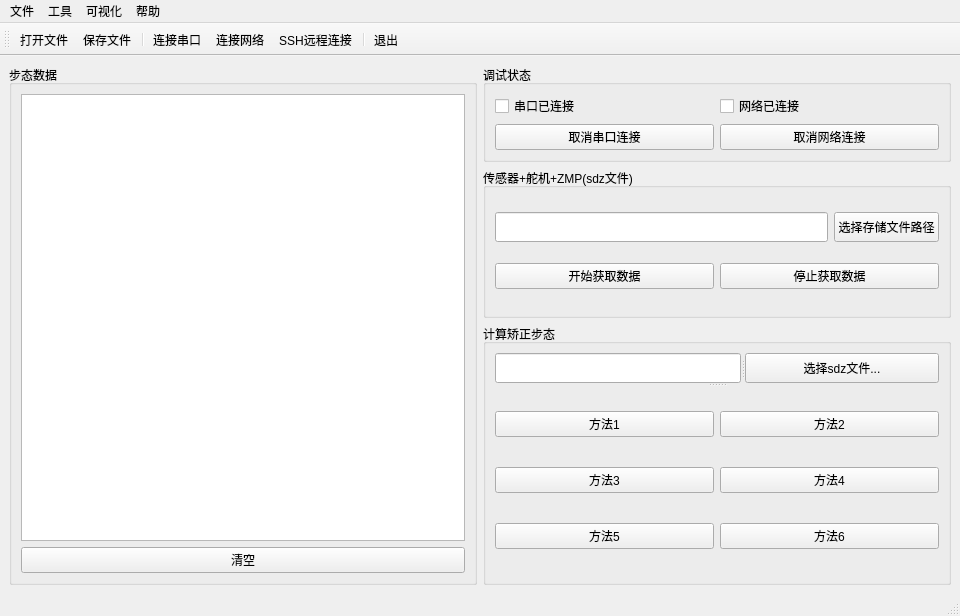
Above: mainwindow.ui from BronWang/SpecialGait before the change. Below: the same form after it.
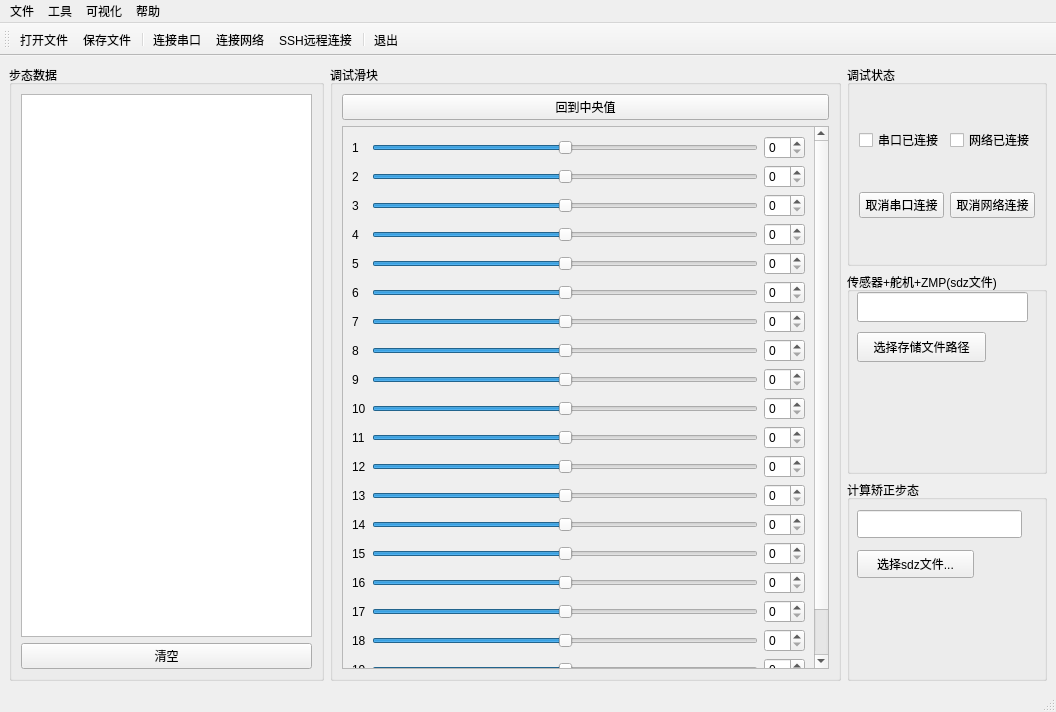
That is the form after the change. Icons and pictures are not drawn.

Patch:
```diff
--- a/mainwindow.ui
+++ b/mainwindow.ui
@@ -6,18 +6,678 @@
    <rect>
     <x>0</x>
     <y>0</y>
-    <width>960</width>
-    <height>616</height>
+    <width>1056</width>
+    <height>712</height>
    </rect>
   </property>
   <property name="windowTitle">
    <string>MainWindow</string>
   </property>
   <widget class="QWidget" name="centralwidget">
-   <layout class="QGridLayout" name="gridLayout_4">
-    <item row="0" column="1">
-     <layout class="QGridLayout" name="gridLayout_7">
-      <item row="0" column="0">
+   <layout class="QHBoxLayout" name="horizontalLayout_2">
+    <item>
+     <widget class="QGroupBox" name="groupBoxGaitData">
+      <property name="title">
+       <string>步态数据</string>
+      </property>
+      <layout class="QGridLayout" name="gridLayout">
+       <item row="1" column="0">
+        <widget class="QPlainTextEdit" name="plainTextEditGaitData">
+         <property name="readOnly">
+          <bool>true</bool>
+         </property>
+        </widget>
+       </item>
+       <item row="2" column="0">
+        <widget class="QPushButton" name="pushButtonClearText">
+         <property name="text">
+          <string>清空</string>
+         </property>
+        </widget>
+       </item>
+      </layout>
+     </widget>
+    </item>
+    <item>
+     <widget class="QGroupBox" name="groupBox">
+      <property name="title">
+       <string>调试滑块</string>
+      </property>
+      <layout class="QVBoxLayout" name="verticalLayout">
+       <item>
+        <widget class="QPushButton" name="pushButton">
+         <property name="text">
+          <string>回到中央值</string>
+         </property>
+        </widget>
+       </item>
+       <item>
+        <widget class="QScrollArea" name="scrollArea">
+         <property name="minimumSize">
+          <size>
+           <width>487</width>
+           <height>0</height>
+          </size>
+         </property>
+         <property name="widgetResizable">
+          <bool>true</bool>
+         </property>
+         <widget class="QWidget" name="scrollAreaWidgetContents_3">
+          <property name="geometry">
+           <rect>
+            <x>0</x>
+            <y>0</y>
+            <width>464</width>
+            <height>597</height>
+           </rect>
+          </property>
+          <layout class="QHBoxLayout" name="horizontalLayout">
+           <item>
+            <layout class="QGridLayout" name="gridLayout_2">
+             <item row="6" column="0">
+              <widget class="QLabel" name="label_7">
+               <property name="text">
+                <string>7</string>
+               </property>
+              </widget>
+             </item>
+             <item row="19" column="0">
+              <widget class="QLabel" name="label_20">
+               <property name="text">
+                <string>20</string>
+               </property>
+              </widget>
+             </item>
+             <item row="0" column="0">
+              <widget class="QLabel" name="label">
+               <property name="text">
+                <string>1</string>
+               </property>
+              </widget>
+             </item>
+             <item row="11" column="0">
+              <widget class="QLabel" name="label_12">
+               <property name="text">
+                <string>12</string>
+               </property>
+              </widget>
+             </item>
+             <item row="18" column="0">
+              <widget class="QLabel" name="label_19">
+               <property name="text">
+                <string>19</string>
+               </property>
+              </widget>
+             </item>
+             <item row="3" column="0">
+              <widget class="QLabel" name="label_4">
+               <property name="text">
+                <string>4</string>
+               </property>
+              </widget>
+             </item>
+             <item row="8" column="0">
+              <widget class="QLabel" name="label_9">
+               <property name="text">
+                <string>9</string>
+               </property>
+              </widget>
+             </item>
+             <item row="7" column="0">
+              <widget class="QLabel" name="label_8">
+               <property name="text">
+                <string>8</string>
+               </property>
+              </widget>
+             </item>
+             <item row="16" column="0">
+              <widget class="QLabel" name="label_17">
+               <property name="text">
+                <string>17</string>
+               </property>
+              </widget>
+             </item>
+             <item row="14" column="0">
+              <widget class="QLabel" name="label_15">
+               <property name="text">
+                <string>15</string>
+               </property>
+              </widget>
+             </item>
+             <item row="4" column="0">
+              <widget class="QLabel" name="label_5">
+               <property name="text">
+                <string>5</string>
+               </property>
+              </widget>
+             </item>
+             <item row="9" column="0">
+              <widget class="QLabel" name="label_10">
+               <property name="text">
+                <string>10</string>
+               </property>
+              </widget>
+             </item>
+             <item row="2" column="0">
+              <widget class="QLabel" name="label_3">
+               <property name="text">
+                <string>3</string>
+               </property>
+              </widget>
+             </item>
+             <item row="5" column="0">
+              <widget class="QLabel" name="label_6">
+               <property name="text">
+                <string>6</string>
+               </property>
+              </widget>
+             </item>
+             <item row="13" column="0">
+              <widget class="QLabel" name="label_14">
+               <property name="text">
+                <string>14</string>
+               </property>
+              </widget>
+             </item>
+             <item row="10" column="0">
+              <widget class="QLabel" name="label_11">
+               <property name="text">
+                <string>11</string>
+               </property>
+              </widget>
+             </item>
+             <item row="15" column="0">
+              <widget class="QLabel" name="label_16">
+               <property name="text">
+                <string>16</string>
+               </property>
+              </widget>
+             </item>
+             <item row="1" column="0">
+              <widget class="QLabel" name="label_2">
+               <property name="text">
+                <string>2</string>
+               </property>
+              </widget>
+             </item>
+             <item row="17" column="0">
+              <widget class="QLabel" name="label_18">
+               <property name="text">
+                <string>18</string>
+               </property>
+              </widget>
+             </item>
+             <item row="12" column="0">
+              <widget class="QLabel" name="label_13">
+               <property name="text">
+                <string>13</string>
+               </property>
+              </widget>
+             </item>
+             <item row="0" column="1">
+              <widget class="QSlider" name="horizontalSlider">
+               <property name="focusPolicy">
+                <enum>Qt::StrongFocus</enum>
+               </property>
+               <property name="minimum">
+                <number>-180</number>
+               </property>
+               <property name="maximum">
+                <number>180</number>
+               </property>
+               <property name="singleStep">
+                <number>0</number>
+               </property>
+               <property name="value">
+                <number>0</number>
+               </property>
+               <property name="sliderPosition">
+                <number>0</number>
+               </property>
+               <property name="tracking">
+                <bool>true</bool>
+               </property>
+               <property name="orientation">
+                <enum>Qt::Horizontal</enum>
+               </property>
+               <property name="tickPosition">
+                <enum>QSlider::NoTicks</enum>
+               </property>
+              </widget>
+             </item>
+             <item row="1" column="1">
+              <widget class="QSlider" name="horizontalSlider_2">
+               <property name="focusPolicy">
+                <enum>Qt::StrongFocus</enum>
+               </property>
+               <property name="minimum">
+                <number>-180</number>
+               </property>
+               <property name="maximum">
+                <number>180</number>
+               </property>
+               <property name="singleStep">
+                <number>0</number>
+               </property>
+               <property name="orientation">
+                <enum>Qt::Horizontal</enum>
+               </property>
+              </widget>
+             </item>
+             <item row="2" column="1">
+              <widget class="QSlider" name="horizontalSlider_3">
+               <property name="focusPolicy">
+                <enum>Qt::StrongFocus</enum>
+               </property>
+               <property name="minimum">
+                <number>-180</number>
+               </property>
+               <property name="maximum">
+                <number>180</number>
+               </property>
+               <property name="singleStep">
+                <number>0</number>
+               </property>
+               <property name="orientation">
+                <enum>Qt::Horizontal</enum>
+               </property>
+              </widget>
+             </item>
+             <item row="3" column="1">
+              <widget class="QSlider" name="horizontalSlider_4">
+               <property name="focusPolicy">
+                <enum>Qt::StrongFocus</enum>
+               </property>
+               <property name="minimum">
+                <number>-180</number>
+               </property>
+               <property name="maximum">
+                <number>180</number>
+               </property>
+               <property name="singleStep">
+                <number>0</number>
+               </property>
+               <property name="orientation">
+                <enum>Qt::Horizontal</enum>
+               </property>
+              </widget>
+             </item>
+             <item row="4" column="1">
+              <widget class="QSlider" name="horizontalSlider_5">
+               <property name="focusPolicy">
+                <enum>Qt::StrongFocus</enum>
+               </property>
+               <property name="minimum">
+                <number>-180</number>
+               </property>
+               <property name="maximum">
+                <number>180</number>
+               </property>
+               <property name="singleStep">
+                <number>0</number>
+               </property>
+               <property name="orientation">
+                <enum>Qt::Horizontal</enum>
+               </property>
+              </widget>
+             </item>
+             <item row="0" column="2">
+              <widget class="QSpinBox" name="spinBox"/>
+             </item>
+             <item row="1" column="2">
+              <widget class="QSpinBox" name="spinBox_2"/>
+             </item>
+             <item row="2" column="2">
+              <widget class="QSpinBox" name="spinBox_3"/>
+             </item>
+             <item row="3" column="2">
+              <widget class="QSpinBox" name="spinBox_4"/>
+             </item>
+             <item row="4" column="2">
+              <widget class="QSpinBox" name="spinBox_5"/>
+             </item>
+             <item row="5" column="2">
+              <widget class="QSpinBox" name="spinBox_6"/>
+             </item>
+             <item row="6" column="2">
+              <widget class="QSpinBox" name="spinBox_7"/>
+             </item>
+             <item row="7" column="2">
+              <widget class="QSpinBox" name="spinBox_8"/>
+             </item>
+             <item row="8" column="2">
+              <widget class="QSpinBox" name="spinBox_9"/>
+             </item>
+             <item row="9" column="2">
+              <widget class="QSpinBox" name="spinBox_10"/>
+             </item>
+             <item row="10" column="2">
+              <widget class="QSpinBox" name="spinBox_11"/>
+             </item>
+             <item row="11" column="2">
+              <widget class="QSpinBox" name="spinBox_12"/>
+             </item>
+             <item row="12" column="2">
+              <widget class="QSpinBox" name="spinBox_13"/>
+             </item>
+             <item row="13" column="2">
+              <widget class="QSpinBox" name="spinBox_14"/>
+             </item>
+             <item row="14" column="2">
+              <widget class="QSpinBox" name="spinBox_15"/>
+             </item>
+             <item row="15" column="2">
+              <widget class="QSpinBox" name="spinBox_16"/>
+             </item>
+             <item row="16" column="2">
+              <widget class="QSpinBox" name="spinBox_17"/>
+             </item>
+             <item row="17" column="2">
+              <widget class="QSpinBox" name="spinBox_18"/>
+             </item>
+             <item row="18" column="2">
+              <widget class="QSpinBox" name="spinBox_19"/>
+             </item>
+             <item row="19" column="2">
+              <widget class="QSpinBox" name="spinBox_20"/>
+             </item>
+             <item row="5" column="1">
+              <widget class="QSlider" name="horizontalSlider_6">
+               <property name="focusPolicy">
+                <enum>Qt::StrongFocus</enum>
+               </property>
+               <property name="minimum">
+                <number>-180</number>
+               </property>
+               <property name="maximum">
+                <number>180</number>
+               </property>
+               <property name="singleStep">
+                <number>0</number>
+               </property>
+               <property name="orientation">
+                <enum>Qt::Horizontal</enum>
+               </property>
+              </widget>
+             </item>
+             <item row="6" column="1">
+              <widget class="QSlider" name="horizontalSlider_7">
+               <property name="focusPolicy">
+                <enum>Qt::StrongFocus</enum>
+               </property>
+               <property name="minimum">
+                <number>-180</number>
+               </property>
+               <property name="maximum">
+                <number>180</number>
+               </property>
+               <property name="singleStep">
+                <number>0</number>
+               </property>
+               <property name="orientation">
+                <enum>Qt::Horizontal</enum>
+               </property>
+              </widget>
+             </item>
+             <item row="7" column="1">
+              <widget class="QSlider" name="horizontalSlider_8">
+               <property name="focusPolicy">
+                <enum>Qt::StrongFocus</enum>
+               </property>
+               <property name="minimum">
+                <number>-180</number>
+               </property>
+               <property name="maximum">
+                <number>180</number>
+               </property>
+               <property name="singleStep">
+                <number>0</number>
+               </property>
+               <property name="orientation">
+                <enum>Qt::Horizontal</enum>
+               </property>
+              </widget>
+             </item>
+             <item row="8" column="1">
+              <widget class="QSlider" name="horizontalSlider_9">
+               <property name="focusPolicy">
+                <enum>Qt::StrongFocus</enum>
+               </property>
+               <property name="minimum">
+                <number>-180</number>
+               </property>
+               <property name="maximum">
+                <number>180</number>
+               </property>
+               <property name="singleStep">
+                <number>0</number>
+               </property>
+               <property name="orientation">
+                <enum>Qt::Horizontal</enum>
+               </property>
+              </widget>
+             </item>
+             <item row="9" column="1">
+              <widget class="QSlider" name="horizontalSlider_10">
+               <property name="focusPolicy">
+                <enum>Qt::StrongFocus</enum>
+               </property>
+               <property name="minimum">
+                <number>-180</number>
+               </property>
+               <property name="maximum">
+                <number>180</number>
+               </property>
+               <property name="singleStep">
+                <number>0</number>
+               </property>
+               <property name="orientation">
+                <enum>Qt::Horizontal</enum>
+               </property>
+              </widget>
+             </item>
+             <item row="10" column="1">
+              <widget class="QSlider" name="horizontalSlider_11">
+               <property name="focusPolicy">
+                <enum>Qt::StrongFocus</enum>
+               </property>
+               <property name="minimum">
+                <number>-180</number>
+               </property>
+               <property name="maximum">
+                <number>180</number>
+               </property>
+               <property name="singleStep">
+                <number>0</number>
+               </property>
+               <property name="orientation">
+                <enum>Qt::Horizontal</enum>
+               </property>
+              </widget>
+             </item>
+             <item row="11" column="1">
+              <widget class="QSlider" name="horizontalSlider_12">
+               <property name="focusPolicy">
+                <enum>Qt::StrongFocus</enum>
+               </property>
+               <property name="minimum">
+                <number>-180</number>
+               </property>
+               <property name="maximum">
+                <number>180</number>
+               </property>
+               <property name="singleStep">
+                <number>0</number>
+               </property>
+               <property name="orientation">
+                <enum>Qt::Horizontal</enum>
+               </property>
+              </widget>
+             </item>
+             <item row="12" column="1">
+              <widget class="QSlider" name="horizontalSlider_13">
+               <property name="focusPolicy">
+                <enum>Qt::StrongFocus</enum>
+               </property>
+               <property name="minimum">
+                <number>-180</number>
+               </property>
+               <property name="maximum">
+                <number>180</number>
+               </property>
+               <property name="singleStep">
+                <number>0</number>
+               </property>
+               <property name="orientation">
+                <enum>Qt::Horizontal</enum>
+               </property>
+              </widget>
+             </item>
+             <item row="13" column="1">
+              <widget class="QSlider" name="horizontalSlider_14">
+               <property name="focusPolicy">
+                <enum>Qt::StrongFocus</enum>
+               </property>
+               <property name="minimum">
+                <number>-180</number>
+               </property>
+               <property name="maximum">
+                <number>180</number>
+               </property>
+               <property name="singleStep">
+                <number>0</number>
+               </property>
+               <property name="orientation">
+                <enum>Qt::Horizontal</enum>
+               </property>
+              </widget>
+             </item>
+             <item row="14" column="1">
+              <widget class="QSlider" name="horizontalSlider_15">
+               <property name="focusPolicy">
+                <enum>Qt::StrongFocus</enum>
+               </property>
+               <property name="minimum">
+                <number>-180</number>
+               </property>
+               <property name="maximum">
+                <number>180</number>
+               </property>
+               <property name="singleStep">
+                <number>0</number>
+               </property>
+               <property name="orientation">
+                <enum>Qt::Horizontal</enum>
+               </property>
+              </widget>
+             </item>
+             <item row="15" column="1">
+              <widget class="QSlider" name="horizontalSlider_16">
+               <property name="focusPolicy">
+                <enum>Qt::StrongFocus</enum>
+               </property>
+               <property name="minimum">
+                <number>-180</number>
+               </property>
+               <property name="maximum">
+                <number>180</number>
+               </property>
+               <property name="singleStep">
+                <number>0</number>
+               </property>
+               <property name="orientation">
+                <enum>Qt::Horizontal</enum>
+               </property>
+              </widget>
+             </item>
+             <item row="16" column="1">
+              <widget class="QSlider" name="horizontalSlider_17">
+               <property name="focusPolicy">
+                <enum>Qt::StrongFocus</enum>
+               </property>
+               <property name="minimum">
+                <number>-180</number>
+               </property>
+               <property name="maximum">
+                <number>180</number>
+               </property>
+               <property name="singleStep">
+                <number>0</number>
+               </property>
+               <property name="orientation">
+                <enum>Qt::Horizontal</enum>
+               </property>
+              </widget>
+             </item>
+             <item row="17" column="1">
+              <widget class="QSlider" name="horizontalSlider_18">
+               <property name="focusPolicy">
+                <enum>Qt::StrongFocus</enum>
+               </property>
+               <property name="minimum">
+                <number>-180</number>
+               </property>
+               <property name="maximum">
+                <number>180</number>
+               </property>
+               <property name="singleStep">
+                <number>0</number>
+               </property>
+               <property name="orientation">
+                <enum>Qt::Horizontal</enum>
+               </property>
+              </widget>
+             </item>
+             <item row="18" column="1">
+              <widget class="QSlider" name="horizontalSlider_19">
+               <property name="focusPolicy">
+                <enum>Qt::StrongFocus</enum>
+               </property>
+               <property name="minimum">
+                <number>-180</number>
+               </property>
+               <property name="maximum">
+                <number>180</number>
+               </property>
+               <property name="singleStep">
+                <number>0</number>
+               </property>
+               <property name="orientation">
+                <enum>Qt::Horizontal</enum>
+               </property>
+              </widget>
+             </item>
+             <item row="19" column="1">
+              <widget class="QSlider" name="horizontalSlider_20">
+               <property name="focusPolicy">
+                <enum>Qt::StrongFocus</enum>
+               </property>
+               <property name="minimum">
+                <number>-180</number>
+               </property>
+               <property name="maximum">
+                <number>180</number>
+               </property>
+               <property name="singleStep">
+                <number>0</number>
+               </property>
+               <property name="orientation">
+                <enum>Qt::Horizontal</enum>
+               </property>
+              </widget>
+             </item>
+            </layout>
+           </item>
+          </layout>
+         </widget>
+        </widget>
+       </item>
+      </layout>
+     </widget>
+    </item>
+    <item>
+     <layout class="QVBoxLayout" name="verticalLayout_2">
+      <item>
        <widget class="QGroupBox" name="groupBoxDebugState">
         <property name="minimumSize">
          <size>
@@ -78,179 +738,98 @@
         </layout>
        </widget>
       </item>
-      <item row="1" column="0">
+      <item>
        <widget class="QGroupBox" name="groupBoxSensorDynaZMP">
         <property name="minimumSize">
          <size>
           <width>0</width>
-          <height>150</height>
+          <height>0</height>
          </size>
         </property>
         <property name="title">
          <string>传感器+舵机+ZMP(sdz文件)</string>
         </property>
-        <layout class="QGridLayout" name="gridLayout_2">
-         <item row="0" column="0">
-          <widget class="QLineEdit" name="lineEditFilePathSdz">
-           <property name="minimumSize">
-            <size>
-             <width>0</width>
-             <height>30</height>
-            </size>
-           </property>
-          </widget>
-         </item>
-         <item row="0" column="1">
-          <widget class="QPushButton" name="btnfilePathSensorDynaZMP">
-           <property name="minimumSize">
-            <size>
-             <width>0</width>
-             <height>30</height>
-            </size>
-           </property>
-           <property name="text">
-            <string>选择存储文件路径</string>
-           </property>
-          </widget>
-         </item>
-         <item row="1" column="0" colspan="2">
-          <layout class="QHBoxLayout" name="horizontalLayout">
-           <item>
-            <widget class="QPushButton" name="btnStartGetData">
-             <property name="text">
-              <string>开始获取数据</string>
-             </property>
-            </widget>
-           </item>
-           <item>
-            <widget class="QPushButton" name="btnStopGetData">
-             <property name="text">
-              <string>停止获取数据</string>
-             </property>
-            </widget>
-           </item>
-          </layout>
-         </item>
-        </layout>
+        <widget class="QPushButton" name="btnfilePathSensorDynaZMP">
+         <property name="geometry">
+          <rect>
+           <x>10</x>
+           <y>60</y>
+           <width>129</width>
+           <height>30</height>
+          </rect>
+         </property>
+         <property name="minimumSize">
+          <size>
+           <width>0</width>
+           <height>30</height>
+          </size>
+         </property>
+         <property name="text">
+          <string>选择存储文件路径</string>
+         </property>
+        </widget>
+        <widget class="QLineEdit" name="lineEditFilePathSdz">
+         <property name="geometry">
+          <rect>
+           <x>10</x>
+           <y>20</y>
+           <width>171</width>
+           <height>30</height>
+          </rect>
+         </property>
+         <property name="minimumSize">
+          <size>
+           <width>0</width>
+           <height>30</height>
+          </size>
+         </property>
+        </widget>
+       </widget>
+      </item>
+      <item>
+       <widget class="QGroupBox" name="groupBoxGaitCorrect">
+        <property name="title">
+         <string>计算矫正步态</string>
+        </property>
+        <widget class="QPushButton" name="btnSelSdzFilePath">
+         <property name="geometry">
+          <rect>
+           <x>10</x>
+           <y>70</y>
+           <width>117</width>
+           <height>28</height>
+          </rect>
+         </property>
+         <property name="maximumSize">
+          <size>
+           <width>16777215</width>
+           <height>100</height>
+          </size>
+         </property>
+         <property name="text">
+          <string>选择sdz文件...</string>
+         </property>
+        </widget>
+        <widget class="QLineEdit" name="lineEditSelSdzFilePath">
+         <property name="geometry">
+          <rect>
+           <x>10</x>
+           <y>30</y>
+           <width>165</width>
+           <height>28</height>
+          </rect>
+         </property>
+         <property name="maximumSize">
+          <size>
+           <width>16777215</width>
+           <height>30</height>
+          </size>
+         </property>
+        </widget>
        </widget>
       </item>
      </layout>
     </item>
-    <item row="1" column="1">
-     <widget class="QGroupBox" name="groupBoxGaitCorrect">
-      <property name="title">
-       <string>计算矫正步态</string>
-      </property>
-      <layout class="QGridLayout" name="gridLayout_6">
-       <item row="0" column="0">
-        <widget class="QSplitter" name="splitter_2">
-         <property name="orientation">
-          <enum>Qt::Vertical</enum>
-         </property>
-         <widget class="QSplitter" name="splitter">
-          <property name="maximumSize">
-           <size>
-            <width>16777215</width>
-            <height>30</height>
-           </size>
-          </property>
-          <property name="orientation">
-           <enum>Qt::Horizontal</enum>
-          </property>
-          <widget class="QLineEdit" name="lineEditSelSdzFilePath">
-           <property name="maximumSize">
-            <size>
-             <width>16777215</width>
-             <height>30</height>
-            </size>
-           </property>
-          </widget>
-          <widget class="QPushButton" name="btnSelSdzFilePath">
-           <property name="maximumSize">
-            <size>
-             <width>16777215</width>
-             <height>100</height>
-            </size>
-           </property>
-           <property name="text">
-            <string>选择sdz文件...</string>
-           </property>
-          </widget>
-         </widget>
-         <widget class="QWidget" name="layoutWidget">
-          <layout class="QGridLayout" name="gridLayout_3">
-           <item row="0" column="0">
-            <widget class="QPushButton" name="pushButton">
-             <property name="text">
-              <string>方法1</string>
-             </property>
-            </widget>
-           </item>
-           <item row="0" column="1">
-            <widget class="QPushButton" name="pushButton_2">
-             <property name="text">
-              <string>方法2</string>
-             </property>
-            </widget>
-           </item>
-           <item row="1" column="0">
-            <widget class="QPushButton" name="pushButton_3">
-             <property name="text">
-              <string>方法3</string>
-             </property>
-            </widget>
-           </item>
-           <item row="1" column="1">
-            <widget class="QPushButton" name="pushButton_4">
-             <property name="text">
-              <string>方法4</string>
-             </property>
-            </widget>
-           </item>
-           <item row="2" column="0">
-            <widget class="QPushButton" name="pushButton_5">
-             <property name="text">
-              <string>方法5</string>
-             </property>
-            </widget>
-           </item>
-           <item row="2" column="1">
-            <widget class="QPushButton" name="pushButton_6">
-             <property name="text">
-              <string>方法6</string>
-             </property>
-            </widget>
-           </item>
-          </layout>
-         </widget>
-        </widget>
-       </item>
-      </layout>
-     </widget>
-    </item>
-    <item row="0" column="0" rowspan="2">
-     <widget class="QGroupBox" name="groupBoxGaitData">
-      <property name="title">
-       <string>步态数据</string>
-      </property>
-      <layout class="QGridLayout" name="gridLayout">
-       <item row="1" column="0">
-        <widget class="QPlainTextEdit" name="plainTextEditGaitData">
-         <property name="readOnly">
-          <bool>true</bool>
-         </property>
-        </widget>
-       </item>
-       <item row="2" column="0">
-        <widget class="QPushButton" name="pushButtonClearText">
-         <property name="text">
-          <string>清空</string>
-         </property>
-        </widget>
-       </item>
-      </layout>
-     </widget>
-    </item>
    </layout>
   </widget>
   <widget class="QMenuBar" name="menubar">
@@ -258,7 +837,7 @@
     <rect>
      <x>0</x>
      <y>0</y>
-     <width>960</width>
+     <width>1056</width>
      <height>26</height>
     </rect>
    </property>
```
Left out of the diff: 9 changed lines with no effect on the pictures.
